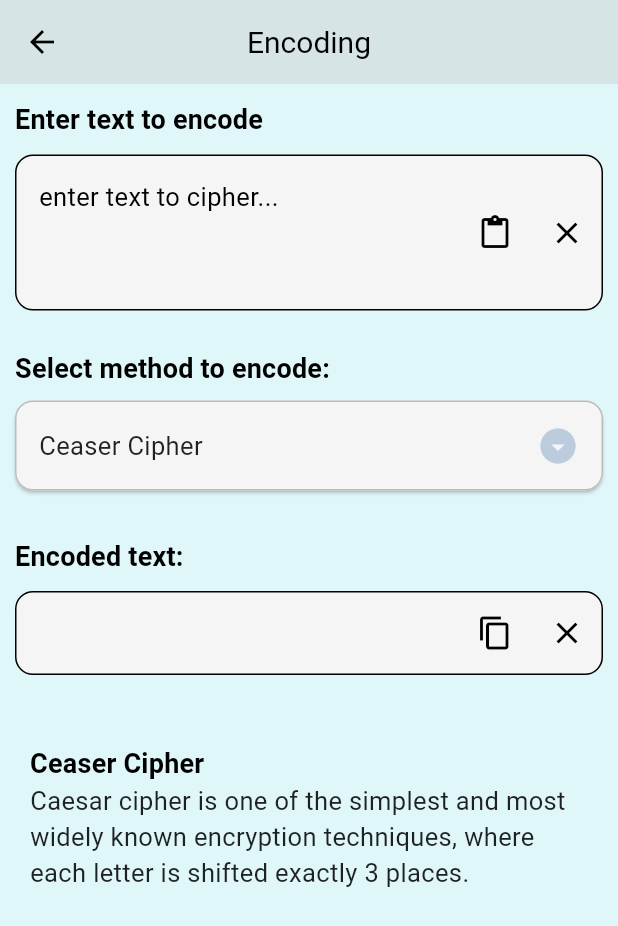
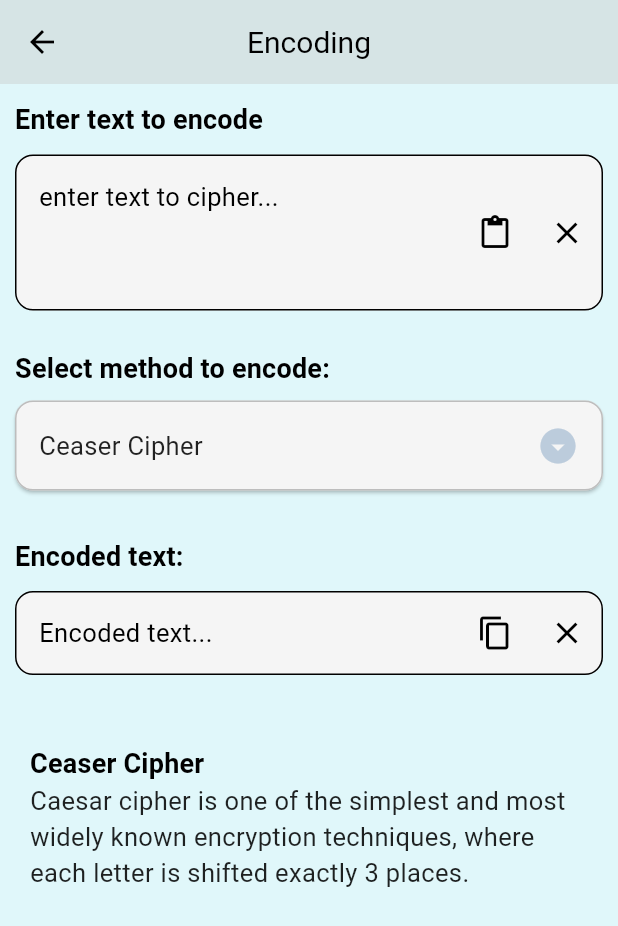
Before and after one commit to RishilJani/Cipher-Decoder, a Flutter app: the EncodingView screen opened by its route, on a phone screen of 412 x 824 dp. Shown: the top 926 px of the screen. Run offline on Flutter 3.47's test engine with Material 3 defaults, Android fonts, the light colour scheme and no system bars; our stand-ins replace get.

Commit message:
Solving bugs and worked on obx

```diff
--- a/lib/decoding/decoding_controller.dart
+++ b/lib/decoding/decoding_controller.dart
@@ -3,7 +3,7 @@ import 'package:cipher_decoder/utils/import_export.dart';
 class DecodingController {
   TextEditingController plainTextController = TextEditingController();
   TextEditingController cipherTextController = TextEditingController();
-  TextEditingController keyController = TextEditingController();
+  TextEditingController keyController = TextEditingController(text: '0');
 
   void decodeUsing({required EncodeDecodeMethods method}) {
     int? k = keyController.text.isNotEmpty  ? int.parse(keyController.text)  : null;
--- a/lib/encode_decode/encode_decode_methods.dart
+++ b/lib/encode_decode/encode_decode_methods.dart
@@ -24,7 +24,9 @@ class CeaseCipher extends EncodeDecodeMethods {
 
   @override
   String decode({required String cipherText, int? key}) {
-    return MonoAlphabaticCipher().decode(cipherText: cipherText, key: 23);
+    String str = MonoAlphabaticCipher().decode(cipherText: cipherText, key: 3);
+    print("DECODE ==== $str");
+    return str;
   }
 
   @override
--- a/lib/encode_decode/encode_decode_options.dart
+++ b/lib/encode_decode/encode_decode_options.dart
@@ -3,7 +3,7 @@ import 'package:cipher_decoder/utils/import_export.dart';
 // ignore:must_be_immutable
 class EncodeDecodeOptions extends StatelessWidget {
   final dynamic controller;
-  KeyFieldController keyFieldController = KeyFieldController();
+  KeyFieldController keyFieldController = Get.find<KeyFieldController>();
   EncodeDecodeOptions({super.key, required this.controller});
 
   double fieldSpacing = 20.0;
--- a/lib/encoding/encoding_controller.dart
+++ b/lib/encoding/encoding_controller.dart
@@ -2,7 +2,7 @@ import 'package:cipher_decoder/utils/import_export.dart';
 class EncodingController extends GetxController {
   TextEditingController plainTextController = TextEditingController();
   TextEditingController cipherTextController = TextEditingController();
-  TextEditingController keyController = TextEditingController();
+  TextEditingController keyController = TextEditingController(text: '0');
 
   void encodeUsing({required EncodeDecodeMethods method}) {
     int? k = keyController.text.isNotEmpty  ? int.parse(keyController.text)  : null;
--- a/lib/encoding/encoding_view.dart
+++ b/lib/encoding/encoding_view.dart
@@ -1,24 +1,14 @@
 import 'package:cipher_decoder/utils/import_export.dart';
 
 // ignore: must_be_immutable
-class EncodingView extends StatefulWidget {
-  const EncodingView({super.key});
-
-  @override
-  State<EncodingView> createState() => _EncodingViewState();
-}
-
-class _EncodingViewState extends State<EncodingView> {
+class EncodingView extends StatelessWidget{
   EncodingController encodingController = EncodingController();
-  KeyFieldController keyFieldController = KeyFieldController();
-
-  @override
-  void initState() {
-    super.initState();
-  }
+  KeyFieldController keyFieldController = Get.put(KeyFieldController());
 
   double height = 10;
   static const double fieldSpacing = 20.0;
+
+  EncodingView({super.key});
 
   @override
   Widget build(BuildContext context) {
@@ -41,15 +31,7 @@ class _EncodingViewState extends State<EncodingView> {
                 textInputAction: TextInputAction.newline,
                 onChanged: (value) { keyFieldController.onChange(controller: encodingController,isEncode: true); },
                 optional: encodingController.cipherTextController,
-                suffixIcon: Row(
-                  mainAxisSize: MainAxisSize.min,
-                  children: [ pasteIconButton(
-                        controller: encodingController.plainTextController,
-                        onChange: keyFieldController.onChange,
-                        isEncode: true
-                      ),
-                  ],
-                )
+                suffixIcon: pasteIconButton( controller: encodingController.plainTextController,  onChange: keyFieldController.onChange,  isEncode: true)
             ),
             SizedBox(height: height),
             // endregion
@@ -61,46 +43,31 @@ class _EncodingViewState extends State<EncodingView> {
               context: context,
               controller: encodingController.cipherTextController,
               textTitle: "Encoded text:",
+              hintText: "Encoded text...",
               readonly: true,
-                suffixIcon: Row(
-                  mainAxisSize: MainAxisSize.min,
-                  children: [
-                    IconButton(
+              suffixIcon: IconButton(
                 onPressed: () {
                   copyText(encodingController.cipherTextController.text);
                 },
                 icon: const Icon(Icons.copy),
                 tooltip: "Copy cipher text",
               ),
-                    // clearIconButton(controller: cipherTextController, text: "Clear Cipher text"),
-                  ],
-                ),
             ),
             const SizedBox(height: fieldSpacing * 1.5),
             // endregion
 
             // region Description
-            Obx(() {
-              print("OBX CALLED:::::");
-              return description(
+            Obx(
+              () => description(
                   context: context,
                   selectedMethod: keyFieldController.selectedMethod.value,
                   text1: encodingController.plainTextController.text,
-                    text2: encodingController.cipherTextController.text);
-              }
-            )
-
+                  text2: encodingController.cipherTextController.text)
+            ),
             // endregion
           ],
         ),
       ),
     );
   }
-
-  void onEncodeChange({selectedMethod}) {
-    encodingController.encodeUsing( method: selectedMethod);
-
-    // int? key = encodingController.keyController.text.isNotEmpty ? int.parse(encodingController.keyController.text) : null;
-    setState(() {});
 }
-}
--- a/lib/utils/app_routes.dart
+++ b/lib/utils/app_routes.dart
@@ -12,12 +12,12 @@ class AppRoutes{
 
     GetPage(
       name:RT_ENCODING_VIEW,
-      page: () => const EncodingView(),
+      page: () => EncodingView(),
     ),
 
     GetPage(
         name: RT_DECODING_VIEW,
-        page: () => const DecodingView()
+        page: () => DecodingView()
     )
   ];
 }
```
Also changed, not shown: lib/decoding/decoding_view.dart (+13 -36 lines), lib/encode_decode/encode_decode_functions.dart (+6 -6 lines), lib/encode_decode/key_field_controller.dart (+6 -2 lines). Lines whose indentation alone changed are shown as unchanged.
